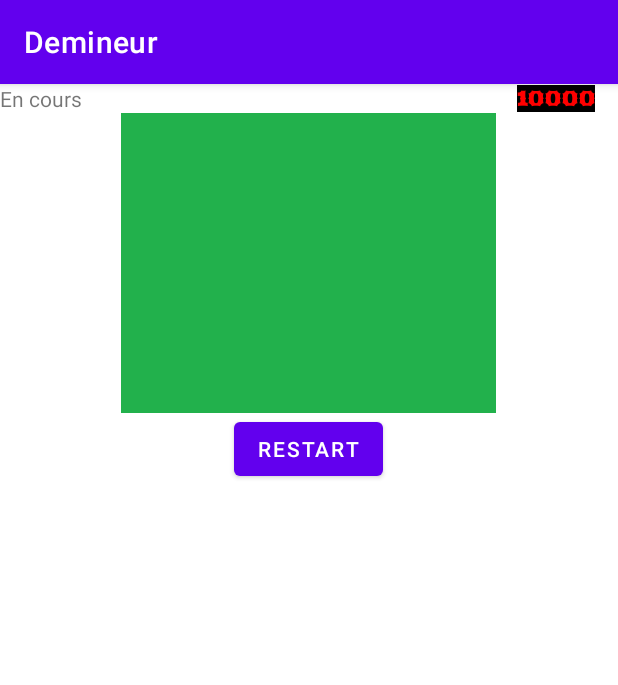
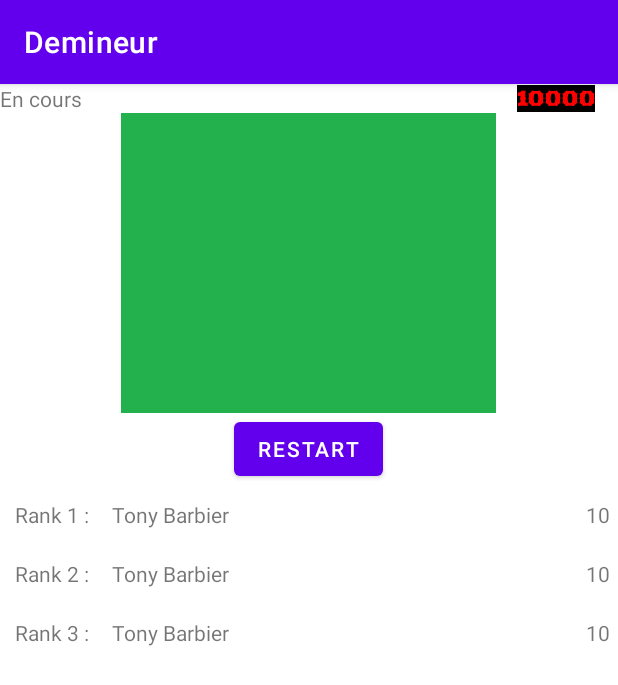
Before and after one commit to nathan-bertaud/demineur, an Android app: the screen it shows after launch (GameActivity), after a tap on "START", on a phone screen of 412 x 824 dp. Shown: the top 685 px of the screen. Run offline under Robolectric (Android 15) with nearby library versions, the phone set to English and light mode, and no system bars.

```diff
--- a/app/src/main/java/com/example/demineur/GameActivity.java
+++ b/app/src/main/java/com/example/demineur/GameActivity.java
@@ -120,7 +120,10 @@ public class GameActivity extends AppCompatActivity implements SquareFragmentInt
     private void savePreferences(int xScore){
         Gson gson = new Gson();
         String jsonGet = prefs.getString("LIST","");
-        List<Profil> list = gson.fromJson(jsonGet,new TypeToken<ArrayList<Profil>>(){}.getType());
+        List<Profil> list = new ArrayList<>();
+        if(!jsonGet.equals("")){
+            list = gson.fromJson(jsonGet,new TypeToken<ArrayList<Profil>>(){}.getType());
+        }
         list.add(new Profil(this.nom,this.prenom,this.difficulte,xScore));
         String jsonPut = gson.toJson(list);
         editor.putString("LIST",jsonPut);
--- a/app/src/main/res/layout/activity_game.xml
+++ b/app/src/main/res/layout/activity_game.xml
@@ -76,6 +76,95 @@
             android:layout_weight="1"
             android:text="RESTART" />
 
+        <TableLayout
+            android:id="@+id/TableLayoutRanks"
+            android:layout_width="match_parent"
+            android:layout_height="match_parent"
+            android:stretchColumns="1">
+
+            <TableRow
+                android:id="@+id/TableRowRank1"
+                android:layout_width="match_parent"
+                android:layout_height="match_parent">
+
+                <TextView
+                    android:id="@+id/textViewRank1Rank"
+                    android:layout_width="wrap_content"
+                    android:layout_height="wrap_content"
+                    android:padding="10dp"
+                    android:text="Rank 1 :" />
+
+                <TextView
+                    android:id="@+id/textViewRank1Name"
+                    android:layout_width="wrap_content"
+                    android:layout_height="wrap_content"
+                    android:padding="5dp"
+                    android:text="Tony Barbier" />
+
+                <TextView
+                    android:id="@+id/textViewRank1Score"
+                    android:layout_width="wrap_content"
+                    android:layout_height="wrap_content"
+                    android:padding="5dp"
+                    android:text="10" />
+            </TableRow>
+
+            <TableRow
+                android:id="@+id/TableRowRank2"
+                android:layout_width="match_parent"
+                android:layout_height="match_parent">
+
+                <TextView
+                    android:id="@+id/textViewRank2Rank"
+                    android:layout_width="wrap_content"
+                    android:layout_height="wrap_content"
+                    android:padding="10dp"
+                    android:text="Rank 2 :" />
+
+                <TextView
+                    android:id="@+id/textViewRank2Name"
+                    android:layout_width="wrap_content"
+                    android:layout_height="wrap_content"
+                    android:padding="5dp"
+                    android:text="Tony Barbier" />
+
+                <TextView
+                    android:id="@+id/textViewRank2Score"
+                    android:layout_width="wrap_content"
+                    android:layout_height="wrap_content"
+                    android:padding="5dp"
+                    android:text="10" />
+            </TableRow>
+
+            <TableRow
+                android:id="@+id/TableRowRank3"
+                android:layout_width="match_parent"
+                android:layout_height="match_parent">
+
+                <TextView
+                    android:id="@+id/textViewRank3Rank"
+                    android:layout_width="wrap_content"
+                    android:layout_height="wrap_content"
+                    android:padding="10dp"
+                    android:text="Rank 3 :" />
+
+                <TextView
+                    android:id="@+id/textViewRank3Name"
+                    android:layout_width="wrap_content"
+                    android:layout_height="wrap_content"
+                    android:padding="5dp"
+                    android:text="Tony Barbier" />
+
+                <TextView
+                    android:id="@+id/textViewRank3Score"
+                    android:layout_width="wrap_content"
+                    android:layout_height="wrap_content"
+                    android:padding="5dp"
+                    android:text="10" />
+            </TableRow>
+
+        </TableLayout>
+
     </LinearLayout>
 
 </androidx.constraintlayout.widget.ConstraintLayout>
```
